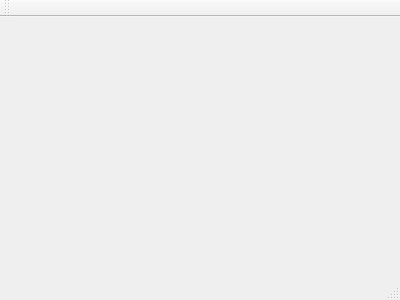
Qt form scannerGUI/mainwindow.ui (JDStone15/CapstoneDesign) before a commit.
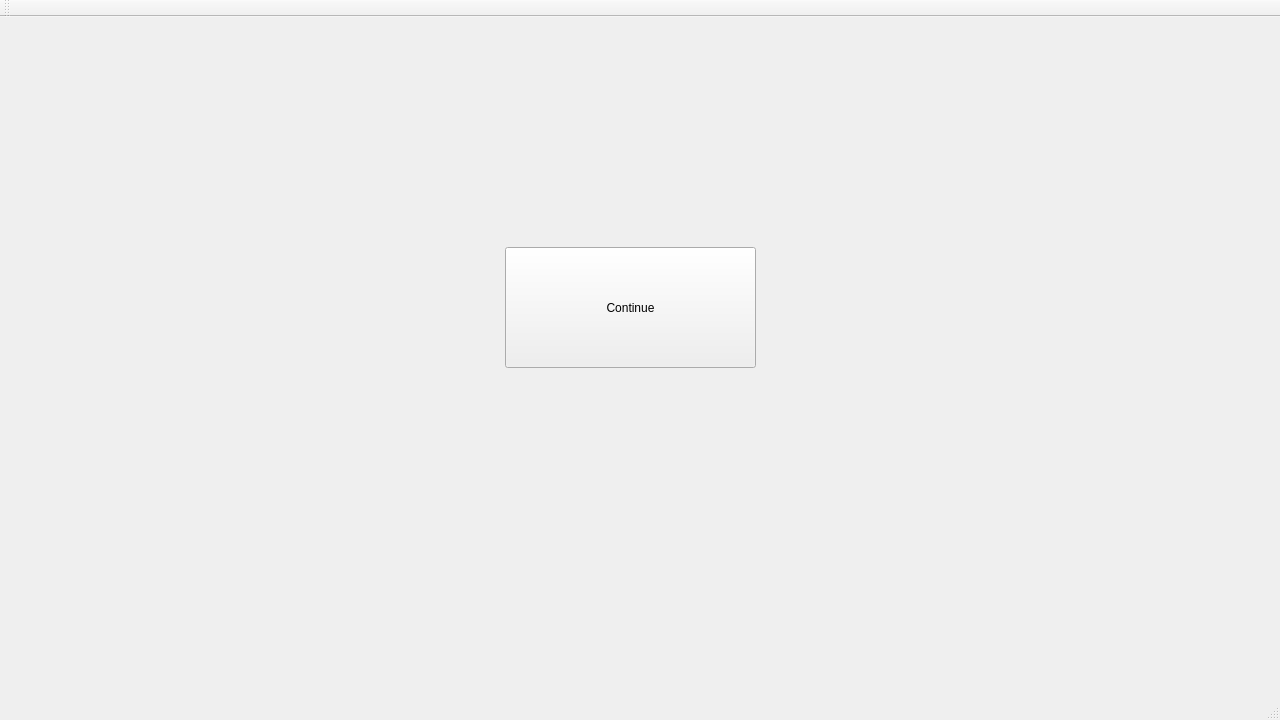
The same form after that commit.

Commit message:
Updated Start up window
Implemented a startup window with a logo picture and a push button that
will close the start up window and open a new window

Diff of the .ui file:
```diff
--- a/scannerGUI/mainwindow.ui
+++ b/scannerGUI/mainwindow.ui
@@ -1,24 +1,72 @@
 <ui version="4.0">
  <class>MainWindow</class>
- <widget class="QMainWindow" name="MainWindow" >
-  <property name="geometry" >
+ <widget class="QMainWindow" name="MainWindow">
+  <property name="geometry">
    <rect>
     <x>0</x>
     <y>0</y>
-    <width>400</width>
-    <height>300</height>
+    <width>1280</width>
+    <height>720</height>
    </rect>
   </property>
-  <property name="windowTitle" >
+  <property name="maximumSize">
+   <size>
+    <width>1280</width>
+    <height>720</height>
+   </size>
+  </property>
+  <property name="windowTitle">
    <string>MainWindow</string>
   </property>
-  <widget class="QMenuBar" name="menuBar" />
-  <widget class="QToolBar" name="mainToolBar" />
-  <widget class="QWidget" name="centralWidget" />
-  <widget class="QStatusBar" name="statusBar" />
+  <widget class="QWidget" name="centralWidget">
+   <widget class="QPushButton" name="pushButton">
+    <property name="geometry">
+     <rect>
+      <x>505</x>
+      <y>230</y>
+      <width>251</width>
+      <height>121</height>
+     </rect>
+    </property>
+    <property name="text">
+     <string>Continue</string>
+    </property>
+   </widget>
+   <widget class="QLabel" name="label_logo">
+    <property name="geometry">
+     <rect>
+      <x>290</x>
+      <y>0</y>
+      <width>700</width>
+      <height>200</height>
+     </rect>
+    </property>
+    <property name="text">
+     <string/>
+    </property>
+   </widget>
+  </widget>
+  <widget class="QMenuBar" name="menuBar">
+   <property name="geometry">
+    <rect>
+     <x>0</x>
+     <y>0</y>
+     <width>1280</width>
+     <height>22</height>
+    </rect>
+   </property>
+  </widget>
+  <widget class="QToolBar" name="mainToolBar">
+   <attribute name="toolBarArea">
+    <enum>TopToolBarArea</enum>
+   </attribute>
+   <attribute name="toolBarBreak">
+    <bool>false</bool>
+   </attribute>
+  </widget>
+  <widget class="QStatusBar" name="statusBar"/>
  </widget>
- <layoutDefault spacing="6" margin="11" />
- <pixmapfunction></pixmapfunction>
+ <layoutdefault spacing="6" margin="11"/>
  <resources/>
  <connections/>
 </ui>
```
Left out of the diff: 1 changed line with no effect on the pictures. The commit also changes 4 other files.
